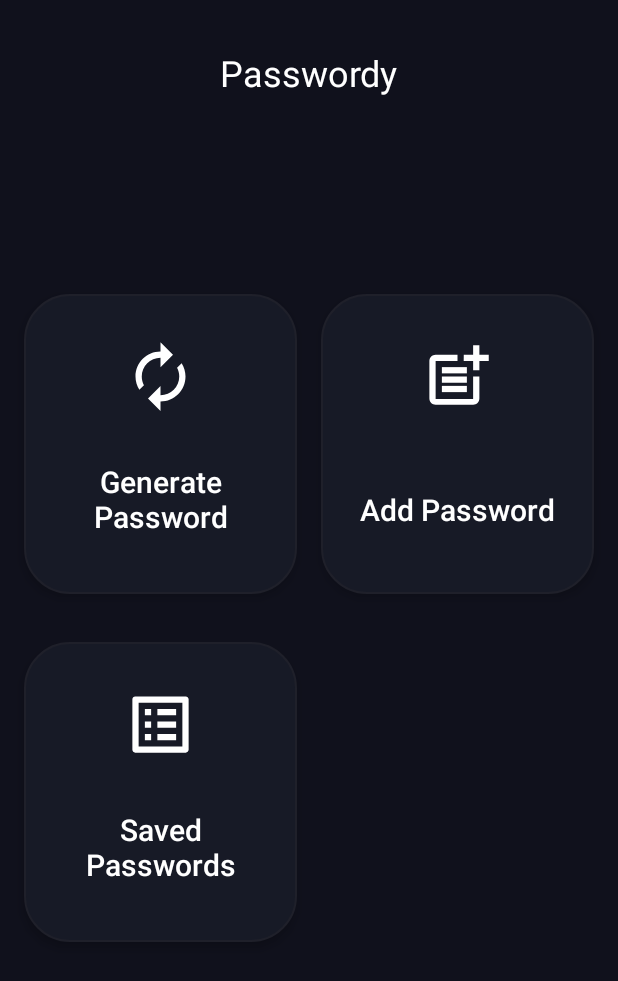
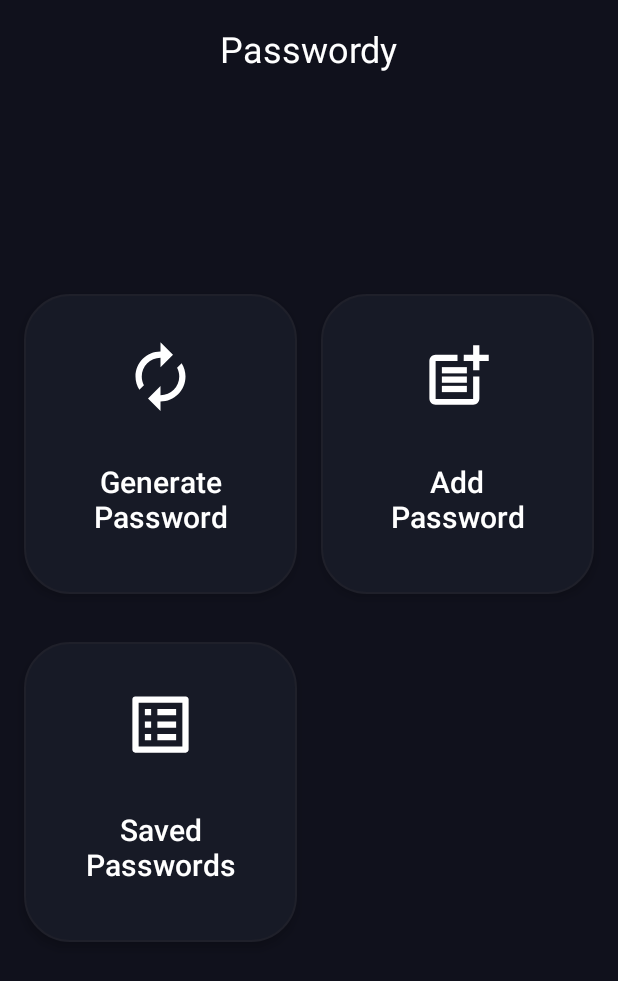
Before and after one commit to aayman93/passwordy, an Android app: the screen it shows after launch (MainActivity), on a phone screen of 412 x 824 dp. Shown: the top 981 px of the screen. Run offline under Robolectric (Android 15) with nearby library versions, the light colour scheme and no system bars; our stand-ins replace Dagger/Hilt's generated code, data binding.

Commit message:
Minor changes: -Navigate back after saving password. -Prioritize username over email in password list item. -Modify home button design.

```diff
--- a/app/src/main/java/com/github/aayman93/passwordy/feature_password/presentation/save_password/SavePasswordUiEvent.kt
+++ b/app/src/main/java/com/github/aayman93/passwordy/feature_password/presentation/save_password/SavePasswordUiEvent.kt
@@ -1,5 +1,5 @@
 package com.github.aayman93.passwordy.feature_password.presentation.save_password
 
 sealed interface SavePasswordUiEvent {
-    data class ShowToast(val message: String) : SavePasswordUiEvent
+    data object PasswordSaved : SavePasswordUiEvent
 }
--- a/app/src/main/java/com/github/aayman93/passwordy/feature_password/presentation/save_password/SavePasswordViewModel.kt
+++ b/app/src/main/java/com/github/aayman93/passwordy/feature_password/presentation/save_password/SavePasswordViewModel.kt
@@ -85,8 +85,9 @@ class SavePasswordViewModel @Inject constructor(
                 id = _state.value.id
             )
             val result = savePasswordInfoUseCase(passwordInfo)
+            // Id was used to not create a new entry each time the button is clicked.
             _state.value = _state.value.copy(id = result.toInt())
-            eventChannel.send(SavePasswordUiEvent.ShowToast("Password saved successfully!"))
+            eventChannel.send(SavePasswordUiEvent.PasswordSaved)
         }
     }
 }
--- a/app/src/main/java/com/github/aayman93/passwordy/utils/BindingAdapters.kt
+++ b/app/src/main/java/com/github/aayman93/passwordy/utils/BindingAdapters.kt
@@ -21,8 +21,8 @@ fun setErrorText(view: TextInputLayout, errorMessage: String?) {
 
 @BindingAdapter(value = ["setLogin"])
 fun TextView.setLoginText(passwordInfo: PasswordInfo) {
-    this.text = passwordInfo.email.ifBlank {
-        passwordInfo.username.ifBlank {
+    this.text = passwordInfo.username.ifBlank {
+        passwordInfo.email.ifBlank {
             passwordInfo.phone
         }
     }
--- a/app/src/main/res/layout/fragment_home.xml
+++ b/app/src/main/res/layout/fragment_home.xml
@@ -16,7 +16,7 @@
             android:id="@+id/screen_title"
             android:layout_width="wrap_content"
             android:layout_height="wrap_content"
-            android:layout_marginTop="32dp"
+            android:layout_marginTop="16dp"
             android:text="@string/app_name"
             android:textAppearance="@style/TextAppearance.AppCompat.Headline"
             app:layout_constraintEnd_toEndOf="parent"
--- /dev/null
+++ b/app/src/main/res/values-night/strings.xml
@@ -0,0 +1,4 @@
+<?xml version="1.0" encoding="utf-8"?>
+<resources>
+    <string name="password_saved_successfully">Password saved successfully!</string>
+</resources>
--- a/app/src/main/res/values/strings.xml
+++ b/app/src/main/res/values/strings.xml
@@ -24,4 +24,5 @@
     <string name="passwords_empty_state_text">You don\'t have any saved passwords!</string>
     <string name="delete_password">Delete password</string>
     <string name="edit_password">Edit Password</string>
+    <string name="password_saved_successfully">Password saved successfully!</string>
 </resources>
--- a/app/src/main/res/values/themes.xml
+++ b/app/src/main/res/values/themes.xml
@@ -44,7 +44,6 @@
         <item name="android:background">@drawable/background_home_buttons</item>
         <item name="android:elevation">4dp</item>
         <item name="android:foreground">?android:attr/selectableItemBackgroundBorderless</item>
-        <item name="android:paddingHorizontal">16dp</item>
-        <item name="android:paddingVertical">30dp</item>
+        <item name="android:padding">30dp</item>
     </style>
 </resources>
```
Also changed, not shown: app/src/main/java/com/github/aayman93/passwordy/feature_password/presentation/save_password/SavePasswordFragment.kt (+11 -2 lines).
